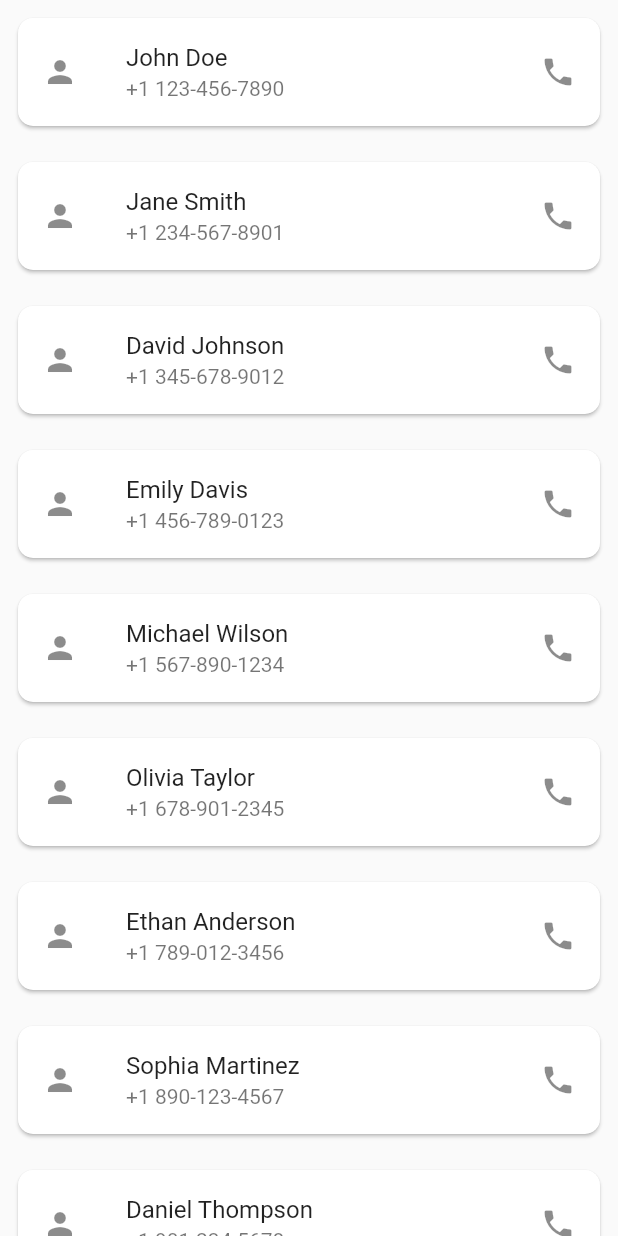
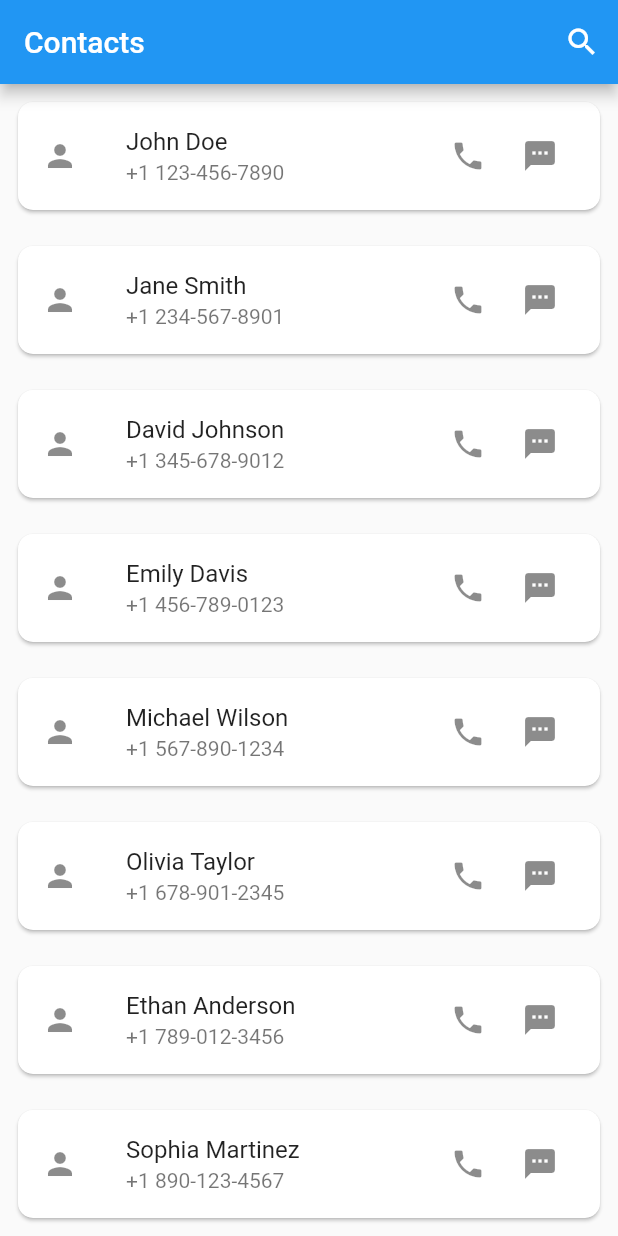
Before and after one commit to gaurovgiri/my-contacts, a Flutter app: the screen it shows after launch, on a phone screen of 412 x 824 dp. Run offline on Flutter 3.47's test engine with Material 2 defaults, Android fonts, the phone set to English and light mode, and no system bars.

Commit message:
Init search functationality

```diff
--- /dev/null
+++ b/lib/features/contacts/presentation/contact_search_delegate.dart
@@ -0,0 +1,38 @@
+import 'package:flutter/material.dart';
+import 'package:my_contact/features/contacts/data/contact.dart';
+
+class ContactSearchDelegate extends SearchDelegate<String> {
+  List<String> name;
+  List<String> phoneNumber;
+
+  ContactSearchDelegate(this.name, this.phoneNumber);
+
+  @override
+  List<Widget>? buildActions(BuildContext context) {
+    return [
+      IconButton(
+          onPressed: () {
+            query = '';
+          },
+          icon: const Icon(Icons.clear))
+    ];
+  }
+
+  @override
+  Widget? buildLeading(BuildContext context) {
+    // TODO: implement buildLeading
+    throw UnimplementedError();
+  }
+
+  @override
+  Widget buildResults(BuildContext context) {
+    // TODO: implement buildResults
+    throw UnimplementedError();
+  }
+
+  @override
+  Widget buildSuggestions(BuildContext context) {
+    // TODO: implement buildSuggestions
+    throw UnimplementedError();
+  }
+}
--- a/lib/features/contacts/presentation/my_contacts.dart
+++ b/lib/features/contacts/presentation/my_contacts.dart
@@ -1,5 +1,6 @@
 import 'package:flutter/material.dart';
 import 'package:my_contact/features/contacts/data/contact.dart';
+import 'package:my_contact/features/contacts/presentation/contact_search_delegate.dart';
 import 'package:url_launcher/url_launcher.dart';
 
 List<Contact> contacts = [
@@ -21,6 +22,20 @@ class MyContactsDesign extends StatelessWidget {
   @override
   Widget build(BuildContext context) {
     return Scaffold(
+        appBar: AppBar(
+          title: const Text("Contacts"),
+          actions: [
+            IconButton(
+                onPressed: () {
+                  showSearch(
+                      context: context,
+                      delegate: ContactSearchDelegate(
+                          contacts.map((e) => e.name).toList(),
+                          contacts.map((e) => e.contact).toList()));
+                },
+                icon: const Icon(Icons.search))
+          ],
+        ),
         body: ListView.builder(
           itemCount: contacts.length,
           itemBuilder: (context, index) {
@@ -40,11 +55,25 @@ class MyContactsDesign extends StatelessWidget {
                       ),
                       title: Text(contacts[index].name),
                       subtitle: Text(contacts[index].contact),
-                    trailing: const Icon(Icons.phone),
-                    onTap: () {
-                      // Call the contact
-                      launchUrl(Uri.parse('tel:${contacts[index].contact}'));
-                    })
+                      // trailing: const Icon(Icons.phone),
+                      trailing: // create phone and sms
+                          Row(mainAxisSize: MainAxisSize.min, children: [
+                        IconButton(
+                          onPressed: () {
+                            launchUrl(
+                                Uri.parse('tel:${contacts[index].contact}'));
+                          },
+                          icon: const Icon(Icons.phone),
+                        ),
+                        IconButton(
+                          onPressed: () {
+                            launchUrl(
+                                Uri.parse('sms:${contacts[index].contact}'));
+                          },
+                          icon: const Icon(Icons.sms),
+                        ),
+                      ]),
+                    )
                   ],
                 ),
               ),
--- a/lib/main.dart
+++ b/lib/main.dart
@@ -10,6 +10,9 @@ class MyContacts extends StatelessWidget {
 
   @override
   Widget build(BuildContext context) {
-    return const MaterialApp(home: MyContactsDesign());
+    return const MaterialApp(
+      home: MyContactsDesign(),
+      debugShowCheckedModeBanner: false,
+    );
   }
 }
```
Lines whose indentation alone changed are shown as unchanged.
